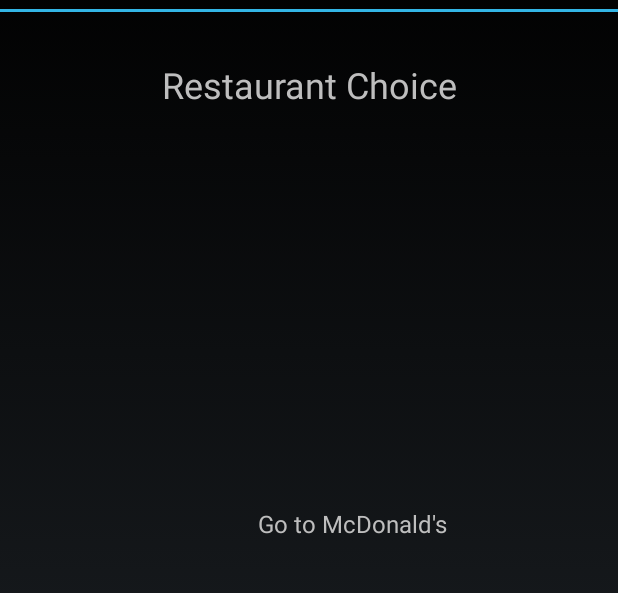
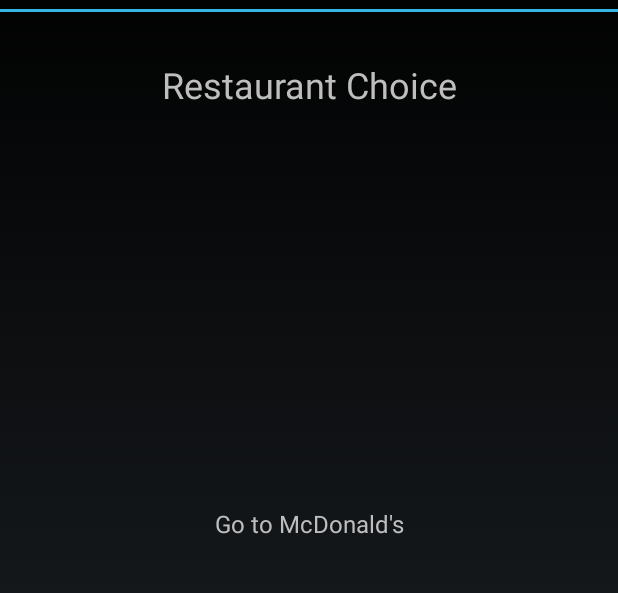
Before and after one commit to Asce21/WhereToEat_Android, an Android app: the screen it shows after launch (ChooseRestaurantActivity), after a tap on "Choose A Restaurant", on a phone screen of 412 x 824 dp, the part 60-653 px from its top. Run offline under Robolectric (Android 15) with nearby library versions, the phone set to English and light mode, and no system bars.

```diff
--- a/Where_to_Eat/app/src/main/java/com/example/wheretoeat/MainMenuActivity.java
+++ b/Where_to_Eat/app/src/main/java/com/example/wheretoeat/MainMenuActivity.java
@@ -1,6 +1,4 @@
 package com.example.wheretoeat;
-
-import androidx.appcompat.app.AppCompatActivity;
 
 import android.app.Activity;
 import android.content.Intent;
@@ -9,7 +7,6 @@ import android.database.sqlite.SQLiteDatabase;
 import android.os.Bundle;
 import android.view.View;
 import android.widget.Button;
-import android.widget.Toast;
 
 public class MainMenuActivity extends Activity {
     //Class Variables. RARELY initialize here
@@ -33,7 +30,7 @@ public class MainMenuActivity extends Activity {
         usernamePassed = intent.getStringExtra("username");
         btnViewList = (Button) findViewById(R.id.btn_view_list);
         btnChooseRestaurant = (Button) findViewById(R.id.btn_choose_restaurant);
-        btnAddRestaurant = (Button) findViewById(R.id.btn_add);
+        btnAddRestaurant = (Button) findViewById(R.id.btn_add_restauraunt);
         btnRandomNumber = (Button) findViewById(R.id.btn_random_number);
 
         btnViewList.setOnClickListener(new View.OnClickListener() {
--- a/Where_to_Eat/app/src/main/res/layout/activity_choose_restaurant.xml
+++ b/Where_to_Eat/app/src/main/res/layout/activity_choose_restaurant.xml
@@ -7,7 +7,7 @@
     tools:context=".ChooseRestaurantActivity">
 
     <TextView
-        android:id="@+id/restaurant_choice"
+        android:id="@+id/tv_restaurant_choice"
         android:layout_width="wrap_content"
         android:layout_height="wrap_content"
         android:layout_marginStart="108dp"
@@ -19,12 +19,15 @@
 
     <TextView
         android:id="@+id/tv_go_to"
-        android:layout_width="wrap_content"
+        android:layout_width="256dp"
         android:layout_height="wrap_content"
-        android:layout_marginStart="172dp"
+        android:layout_marginStart="64dp"
         android:layout_marginTop="265dp"
+        android:layout_marginEnd="64dp"
+        android:gravity="center"
         android:text="@string/goTo"
         android:textSize="16sp"
+        app:layout_constraintEnd_toEndOf="parent"
         app:layout_constraintStart_toStartOf="parent"
-        app:layout_constraintTop_toBottomOf="@+id/restaurant_choice" />
+        app:layout_constraintTop_toBottomOf="@+id/tv_restaurant_choice" />
 </androidx.constraintlayout.widget.ConstraintLayout>
```
Also changed, not shown: Where_to_Eat/app/src/main/java/com/example/wheretoeat/AddRestaurantActivity.java (+5 -15 lines), Where_to_Eat/app/src/main/res/layout/activity_main_menu.xml (+13 -13 lines), 4 other files.
